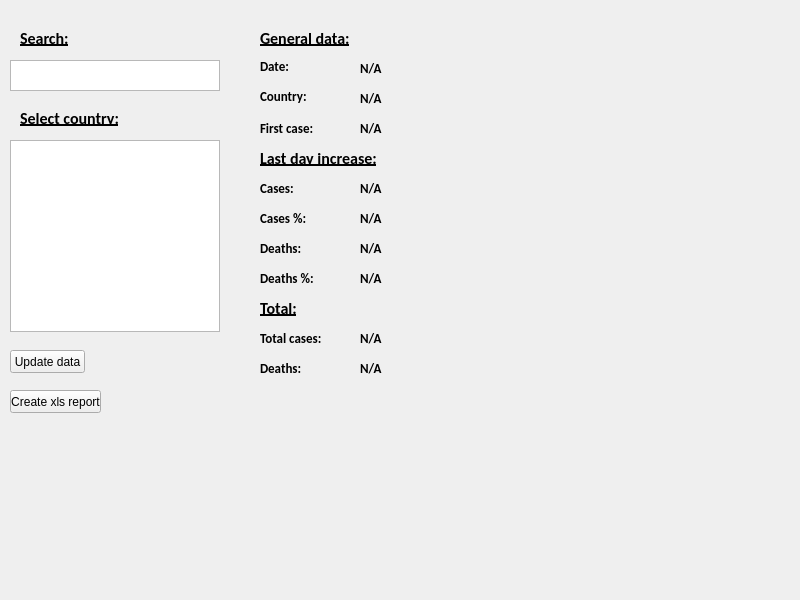
This is covid_ui.ui in szuchowicz/covid_report_creator as Qt 5 draws it before an edit. The edited form follows.
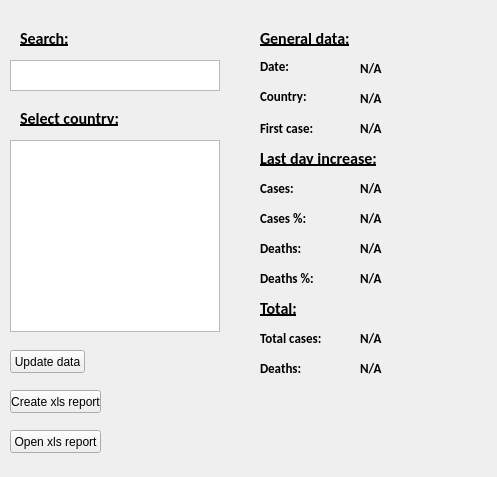
This is the edited form.

Commit message: Added xls report open button, fixed minor bugs

What changed in the file:
```diff
--- a/covid_ui.ui
+++ b/covid_ui.ui
@@ -6,8 +6,8 @@
    <rect>
     <x>0</x>
     <y>0</y>
-    <width>800</width>
-    <height>600</height>
+    <width>497</width>
+    <height>477</height>
    </rect>
   </property>
   <property name="windowTitle">
@@ -548,6 +548,19 @@
      <string>Create xls report</string>
     </property>
    </widget>
+   <widget class="QPushButton" name="openXls">
+    <property name="geometry">
+     <rect>
+      <x>10</x>
+      <y>430</y>
+      <width>91</width>
+      <height>23</height>
+     </rect>
+    </property>
+    <property name="text">
+     <string>Open xls report</string>
+    </property>
+   </widget>
   </widget>
  </widget>
  <resources/>
```
The commit also changes 2 other files.
